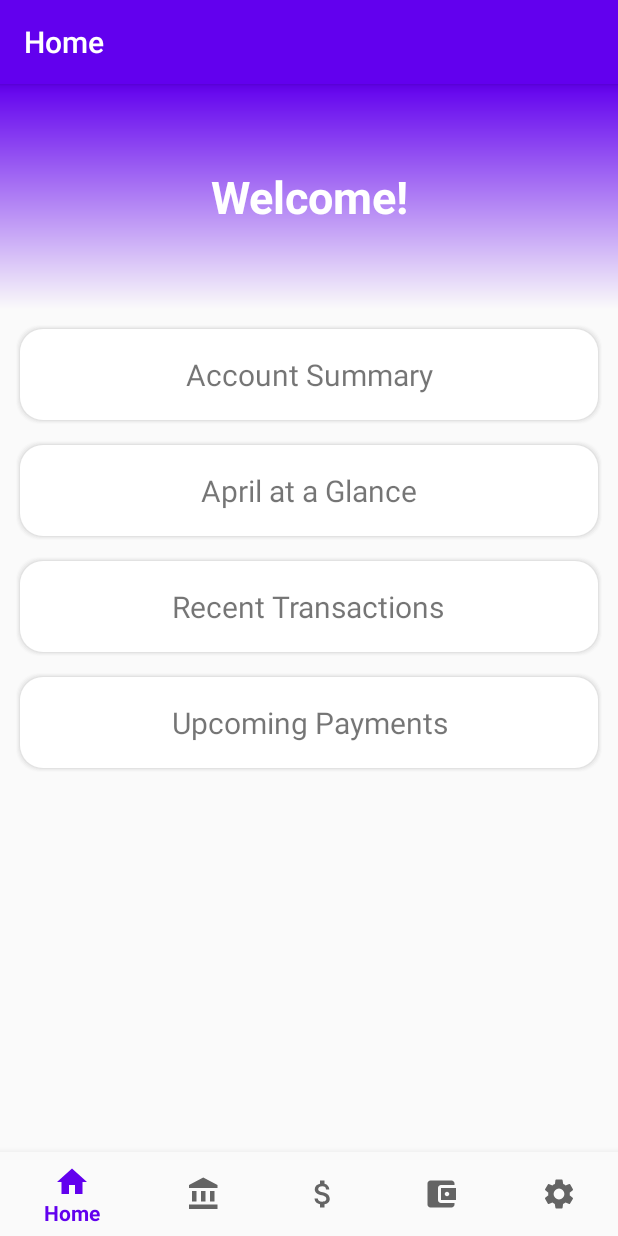
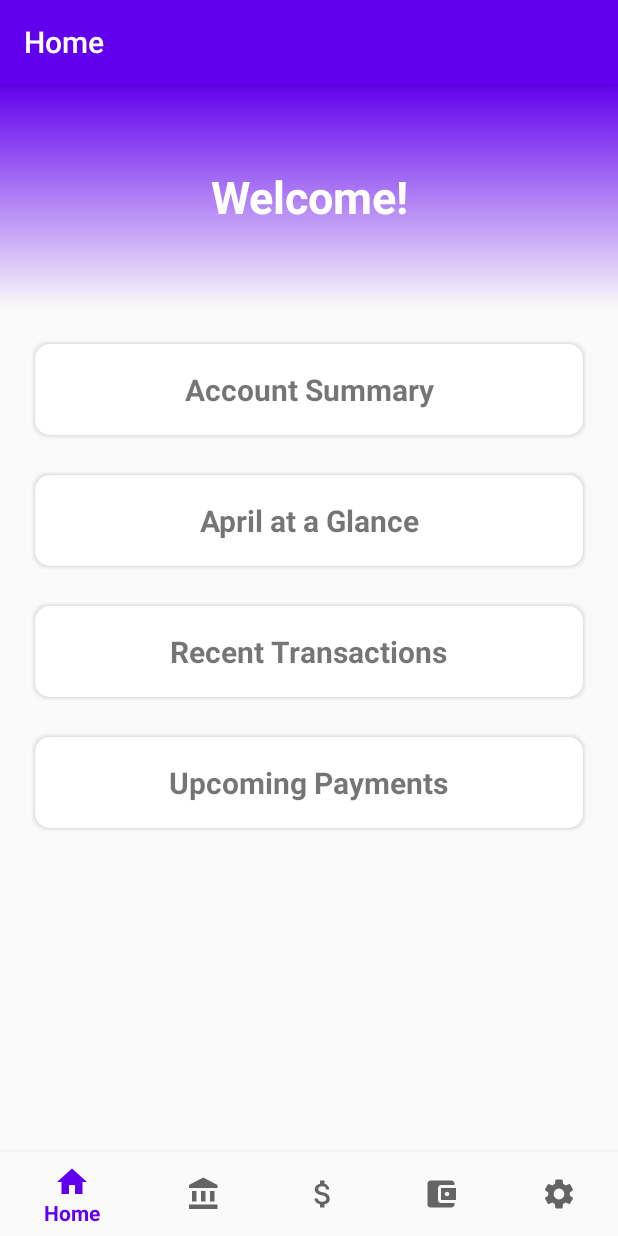
Before and after one commit to agusting2020/EC327-COVIDPlusPlus, an Android app: the screen it shows after launch (MainActivity), on a phone screen of 412 x 824 dp. Run offline under Robolectric (Android 15) with nearby library versions, the phone set to English and light mode, and no system bars; our stand-ins replace navigation-ui.

Commit message:
updated home & other fragments

```diff
--- a/MyCOVIDFinanceApp/app/src/main/res/drawable/bkg_sec.xml
+++ b/MyCOVIDFinanceApp/app/src/main/res/drawable/bkg_sec.xml
@@ -31,7 +31,7 @@
 
             <solid android:color="#00CCCCCC" />
 
-            <corners android:radius="15dp" />
+            <corners android:radius="@dimen/sec_radius" />
         </shape>
     </item>
     <item>
@@ -44,7 +44,7 @@
 
             <solid android:color="#10CCCCCC" />
 
-            <corners android:radius="15dp" />
+            <corners android:radius="@dimen/sec_radius" />
         </shape>
     </item>
     <item>
@@ -57,7 +57,7 @@
 
             <solid android:color="#20CCCCCC" />
 
-            <corners android:radius="15dp" />
+            <corners android:radius="@dimen/sec_radius" />
         </shape>
     </item>
     <item>
@@ -70,7 +70,7 @@
 
             <solid android:color="#30CCCCCC" />
 
-            <corners android:radius="15dp" />
+            <corners android:radius="@dimen/sec_radius" />
         </shape>
     </item>
     <item>
@@ -83,7 +83,7 @@
 
             <solid android:color="#50CCCCCC" />
 
-            <corners android:radius="15dp" />
+            <corners android:radius="@dimen/sec_radius" />
         </shape>
     </item>
 
@@ -91,7 +91,7 @@
     <item>
         <shape>
             <solid android:color="@android:color/white" />
-            <corners android:radius="15dp" />
+            <corners android:radius="@dimen/sec_radius" />
         </shape>
     </item>
 
--- a/MyCOVIDFinanceApp/app/src/main/res/layout/fragment_home.xml
+++ b/MyCOVIDFinanceApp/app/src/main/res/layout/fragment_home.xml
@@ -24,7 +24,8 @@
         android:layout_width="0dp"
         android:layout_height="150dp"
         android:background="@drawable/bkg_welcome"
-        android:padding="10dp"
+        android:padding="@dimen/sec_padding"
+        app:layout_constraintTop_toTopOf="parent"
         app:layout_constraintEnd_toEndOf="parent"
         app:layout_constraintHorizontal_bias="1.0"
         app:layout_constraintStart_toStartOf="parent">
@@ -35,7 +36,7 @@
             android:layout_width="wrap_content"
             android:layout_height="wrap_content"
             android:layout_gravity="center"
-            android:layout_margin="10dp"
+            android:layout_margin="@dimen/elem_margins"
             android:textAlignment="center"
             android:textSize="@dimen/font_welc"
             android:textColor="#FFF"
@@ -52,9 +53,9 @@
         android:id="@+id/Account_Summary"
         android:layout_width="0dp"
         android:layout_height="wrap_content"
-        android:layout_margin="10dp"
+        android:layout_margin="@dimen/sec_margins"
         android:background="@drawable/bkg_sec"
-        android:padding="10dp"
+        android:padding="@dimen/sec_padding"
         app:layout_constraintHorizontal_bias="1.0"
         app:layout_constraintStart_toStartOf="parent"
         app:layout_constraintEnd_toEndOf="parent"
@@ -66,9 +67,10 @@
             android:layout_width="wrap_content"
             android:layout_height="wrap_content"
             android:layout_gravity="center"
-            android:layout_margin="10dp"
+            android:layout_margin="@dimen/elem_margins"
             android:textAlignment="center"
             android:textSize="@dimen/font_head"
+            android:textStyle="bold"
             app:layout_constraintBottom_toBottomOf="parent"
             app:layout_constraintEnd_toEndOf="parent"
             app:layout_constraintStart_toStartOf="parent"
@@ -79,9 +81,9 @@
         android:id="@+id/Monthly_View"
         android:layout_width="0dp"
         android:layout_height="wrap_content"
-        android:layout_margin="10dp"
+        android:layout_margin="@dimen/sec_margins"
         android:background="@drawable/bkg_sec"
-        android:padding="10dp"
+        android:padding="@dimen/sec_padding"
         app:layout_constraintEnd_toEndOf="parent"
         app:layout_constraintHorizontal_bias="1.0"
         app:layout_constraintStart_toStartOf="parent"
@@ -93,9 +95,10 @@
             android:layout_width="wrap_content"
             android:layout_height="wrap_content"
             android:layout_gravity="center"
-            android:layout_margin="10dp"
+            android:layout_margin="@dimen/elem_margins"
             android:textAlignment="center"
             android:textSize="@dimen/font_head"
+            android:textStyle="bold"
             app:layout_constraintBottom_toBottomOf="parent"
             app:layout_constraintEnd_toEndOf="parent"
             app:layout_constraintStart_toStartOf="parent"
@@ -106,9 +109,9 @@
         android:id="@+id/Recent_Transactions"
         android:layout_width="0dp"
         android:layout_height="wrap_content"
-        android:layout_margin="10dp"
+        android:layout_margin="@dimen/sec_margins"
         android:background="@drawable/bkg_sec"
-        android:padding="10dp"
+        android:padding="@dimen/sec_padding"
         app:layout_constraintEnd_toEndOf="parent"
         app:layout_constraintHorizontal_bias="1.0"
         app:layout_constraintStart_toStartOf="parent"
@@ -120,9 +123,10 @@
             android:layout_width="wrap_content"
             android:layout_height="wrap_content"
             android:layout_gravity="center"
-            android:layout_margin="10dp"
+            android:layout_margin="@dimen/elem_margins"
             android:textAlignment="center"
             android:textSize="@dimen/font_head"
+            android:textStyle="bold"
             app:layout_constraintBottom_toBottomOf="parent"
             app:layout_constraintEnd_toEndOf="parent"
             app:layout_constraintStart_toStartOf="parent"
@@ -133,9 +137,9 @@
         android:id="@+id/Upcoming_Payments"
         android:layout_width="0dp"
         android:layout_height="wrap_content"
-        android:layout_margin="10dp"
+        android:layout_margin="@dimen/sec_margins"
         android:background="@drawable/bkg_sec"
-        android:padding="10dp"
+        android:padding="@dimen/sec_padding"
         app:layout_constraintEnd_toEndOf="parent"
         app:layout_constraintHorizontal_bias="1.0"
         app:layout_constraintStart_toStartOf="parent"
@@ -147,9 +151,10 @@
             android:layout_width="wrap_content"
             android:layout_height="wrap_content"
             android:layout_gravity="center"
-            android:layout_margin="10dp"
+            android:layout_margin="@dimen/elem_margins"
             android:textAlignment="center"
             android:textSize="@dimen/font_head"
+            android:textStyle="bold"
             app:layout_constraintBottom_toBottomOf="parent"
             app:layout_constraintEnd_toEndOf="parent"
             app:layout_constraintStart_toStartOf="parent"
--- a/MyCOVIDFinanceApp/app/src/main/res/values/dimens.xml
+++ b/MyCOVIDFinanceApp/app/src/main/res/values/dimens.xml
@@ -2,6 +2,14 @@
     <!-- Default screen margins, per the Android Design guidelines. -->
     <dimen name="activity_horizontal_margin">16dp</dimen>
     <dimen name="activity_vertical_margin">16dp</dimen>
+
+    <!-- section -->
+    <dimen name="sec_radius">10dp</dimen>
+    <dimen name="sec_padding">10dp</dimen>
+    <dimen name="sec_margins">20dp</dimen>
+
+    <!-- elements -->
+    <dimen name="elem_margins">10dp</dimen>
 
     <!-- fonts -->
     <dimen name="font_welc">30sp</dimen>
--- a/MyCOVIDFinanceApp/app/src/main/res/values/strings.xml
+++ b/MyCOVIDFinanceApp/app/src/main/res/values/strings.xml
@@ -16,6 +16,7 @@
     <!-- budget -->
 
     <!-- transaction -->
+    <string name="transactions_title">All Transactions</string>
 
     <!-- settings -->
     <string name="settings_profile">Profile Settings</string>
```
Also changed, not shown: MyCOVIDFinanceApp/app/src/main/java/com/example/mycovidfinanceapp/ui/transactions/TransactionsFragment.java (+7 -7 lines), MyCOVIDFinanceApp/app/src/main/res/layout/fragment_accounts.xml (+4 -3 lines), MyCOVIDFinanceApp/app/src/main/res/layout/fragment_budget.xml (+12 -9 lines), MyCOVIDFinanceApp/app/src/main/res/layout/fragment_settings.xml (+8 -6 lines), MyCOVIDFinanceApp/app/src/main/res/layout/fragment_transactions.xml (+24 -10 lines).
